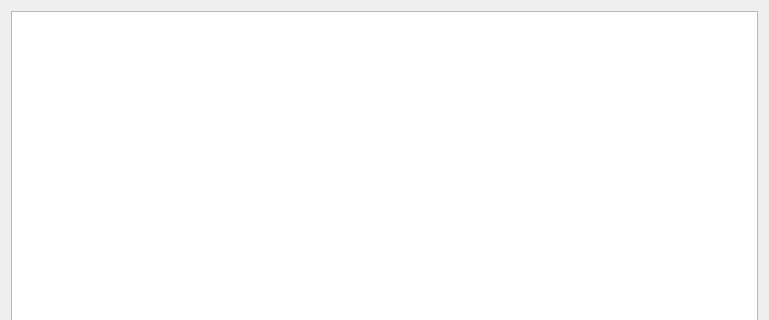
DouiKo/QtCustomFlatListView, file widget.ui: the form before one commit; both pictures show x 0 to 769 and y 0 to 320 of the 769 by 465 pixel window.
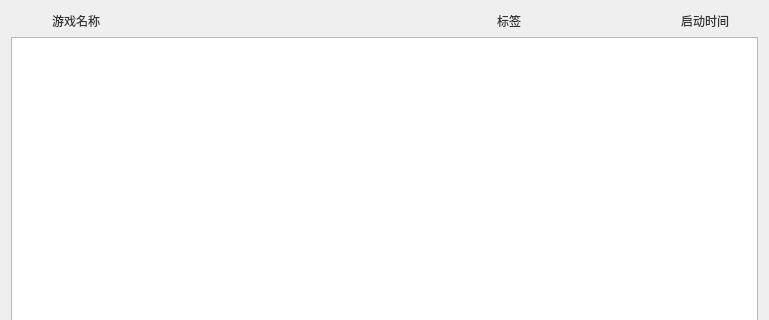
The form after the commit. Custom widgets are drawn as their Qt base class.

The edit to the form file:
```diff
--- a/widget.ui
+++ b/widget.ui
@@ -14,7 +14,101 @@
    <string>Widget</string>
   </property>
   <layout class="QGridLayout" name="gridLayout">
+   <item row="0" column="4">
+    <spacer name="horizontalSpacer">
+     <property name="orientation">
+      <enum>Qt::Horizontal</enum>
+     </property>
+     <property name="sizeHint" stdset="0">
+      <size>
+       <width>40</width>
+       <height>20</height>
+      </size>
+     </property>
+    </spacer>
+   </item>
+   <item row="0" column="2">
+    <spacer name="horizontalSpacer_2">
+     <property name="orientation">
+      <enum>Qt::Horizontal</enum>
+     </property>
+     <property name="sizeType">
+      <enum>QSizePolicy::Minimum</enum>
+     </property>
+     <property name="sizeHint" stdset="0">
+      <size>
+       <width>385</width>
+       <height>20</height>
+      </size>
+     </property>
+    </spacer>
+   </item>
+   <item row="0" column="1">
+    <widget class="QLabel" name="label">
+     <property name="styleSheet">
+      <string notr="true">font: 7pt &quot;方正兰亭圆_GBK&quot;;
+color: rgb(52, 52, 52);</string>
+     </property>
+     <property name="text">
+      <string>游戏名称</string>
+     </property>
+    </widget>
+   </item>
    <item row="0" column="0">
+    <spacer name="horizontalSpacer_3">
+     <property name="orientation">
+      <enum>Qt::Horizontal</enum>
+     </property>
+     <property name="sizeType">
+      <enum>QSizePolicy::Minimum</enum>
+     </property>
+     <property name="sizeHint" stdset="0">
+      <size>
+       <width>35</width>
+       <height>20</height>
+      </size>
+     </property>
+    </spacer>
+   </item>
+   <item row="0" column="3">
+    <widget class="QLabel" name="label_2">
+     <property name="styleSheet">
+      <string notr="true">font: 7pt &quot;方正兰亭圆_GBK&quot;;
+color: rgb(52, 52, 52);</string>
+     </property>
+     <property name="text">
+      <string>标签</string>
+     </property>
+    </widget>
+   </item>
+   <item row="0" column="5">
+    <widget class="QLabel" name="label_3">
+     <property name="styleSheet">
+      <string notr="true">font: 7pt &quot;方正兰亭圆_GBK&quot;;
+color: rgb(52, 52, 52);</string>
+     </property>
+     <property name="text">
+      <string>启动时间</string>
+     </property>
+    </widget>
+   </item>
+   <item row="0" column="6">
+    <spacer name="horizontalSpacer_4">
+     <property name="orientation">
+      <enum>Qt::Horizontal</enum>
+     </property>
+     <property name="sizeType">
+      <enum>QSizePolicy::Minimum</enum>
+     </property>
+     <property name="sizeHint" stdset="0">
+      <size>
+       <width>23</width>
+       <height>20</height>
+      </size>
+     </property>
+    </spacer>
+   </item>
+   <item row="1" column="0" colspan="7">
     <widget class="ListViewPro" name="listView">
      <property name="styleSheet">
       <string notr="true">QScrollBar{width:0;height:0}</string>
```
